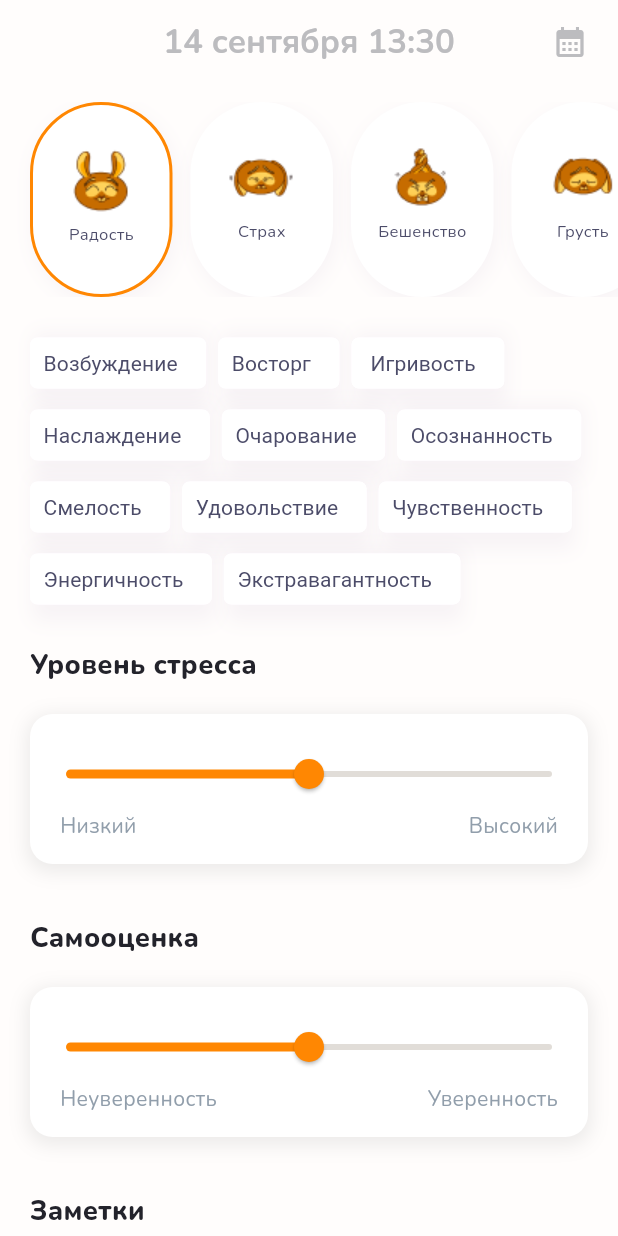
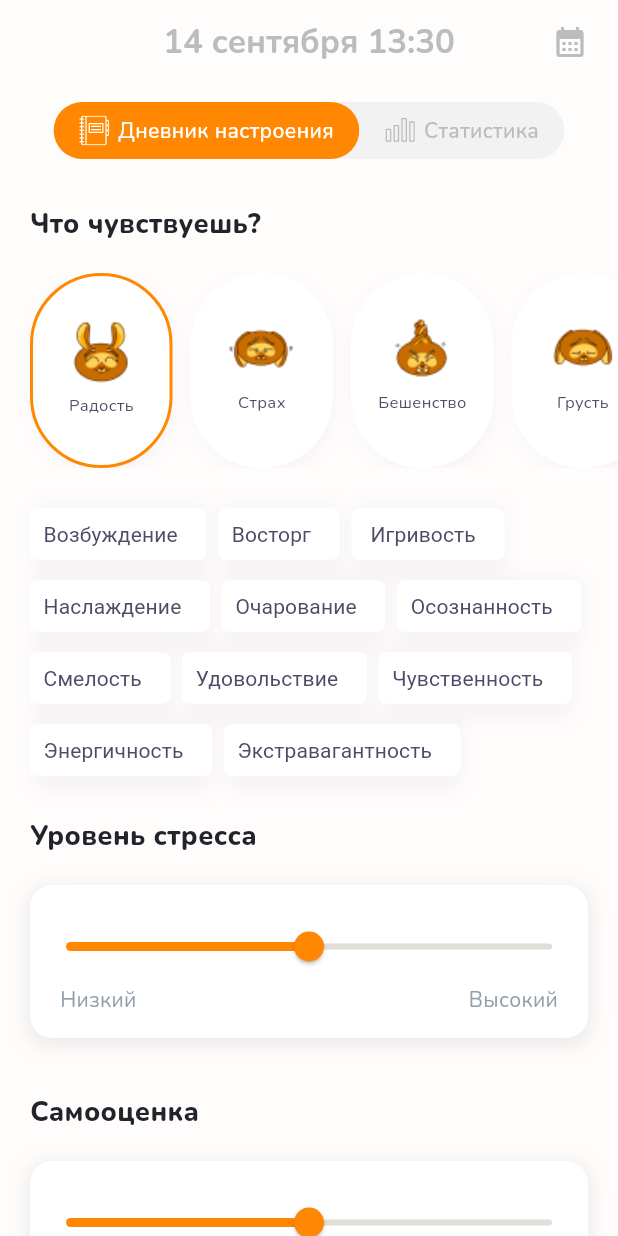
Before and after one commit to abdalrahman2020/test_application, a Flutter app: the screen it shows after launch, after a tap on "Радость", on a phone screen of 412 x 824 dp. Run offline on Flutter 3.47's test engine with Material 3 defaults, Android fonts, the phone set to English and light mode, and no system bars; drawn by our look-alikes of syncfusion_flutter_sliders; our stand-ins replace calendar_date_picker2, flutter_svg, google_fonts; missing offline and left inert: syncfusion_flutter_core.

```diff
--- /dev/null
+++ b/lib/pages/calendar/components/components.dart
@@ -0,0 +1,2 @@
+export 'calendar_config.dart';
+export 'row_days_of_week.dart';
--- a/lib/pages/home/components/base_slider.dart
+++ b/lib/pages/home/components/base_slider.dart
@@ -23,12 +23,13 @@ class _BaseSliderState extends State<BaseSlider> {
   double currentSliderValue = 2.5;
   @override
   Widget build(BuildContext context) {
-    return Column(
+    return Padding(
+      padding: const EdgeInsets.symmetric(horizontal: 20),
+      child: Column(
         crossAxisAlignment: CrossAxisAlignment.start,
+        mainAxisSize: MainAxisSize.min,
         children: [
-        Padding(
-          padding: const EdgeInsets.only(left: 20),
-          child: Text(
+          Text(
             widget.title,
             style: GoogleFonts.nunito(
                 textStyle: const TextStyle(
@@ -37,12 +38,8 @@ class _BaseSliderState extends State<BaseSlider> {
               color: Color.fromRGBO(35, 35, 43, 1),
             )),
           ),
-        ),
           const SizedBox(height: 20),
           Container(
-          margin: const EdgeInsets.symmetric(horizontal: 20),
-          height: 100,
-          width: double.infinity,
             decoration: BoxDecoration(
               color: Colors.white,
               borderRadius: BorderRadius.circular(15),
@@ -61,12 +58,17 @@ class _BaseSliderState extends State<BaseSlider> {
                 const SizedBox(height: 16),
                 SizedBox(
                   width: double.infinity,
-                child: Expanded(
+                  height: 50,
                   child: SfSliderTheme(
                     data: SfSliderThemeData(
+                      disabledInactiveTrackColor: widget.isEmotionSelected
+                          ? const Color.fromRGBO(255, 135, 2, 1)
+                          : const Color.fromRGBO(225, 221, 216, 1),
                       disabledActiveTrackColor: widget.isEmotionSelected
                           ? const Color.fromRGBO(255, 135, 2, 1)
                           : const Color.fromRGBO(225, 221, 216, 1),
+                      inactiveTrackHeight: 6,
+                      activeTrackHeight: 6,
                       thumbRadius: 12,
                       tickOffset: const Offset(0, -22),
                       tickSize: const Size(2, 8),
@@ -75,6 +77,7 @@ class _BaseSliderState extends State<BaseSlider> {
                           : const Color.fromRGBO(225, 221, 216, 1),
                     ),
                     child: SfSlider(
+                      key: UniqueKey(),
                       min: 0,
                       max: 5.0,
                       stepSize: 1,
@@ -121,9 +124,8 @@ class _BaseSliderState extends State<BaseSlider> {
                     ),
                   ),
                 ),
-              ),
                 Padding(
-                padding: const EdgeInsets.symmetric(horizontal: 20),
+                  padding: const EdgeInsets.symmetric(horizontal: 20).copyWith(bottom: 16),
                   child: Row(
                     mainAxisAlignment: MainAxisAlignment.spaceBetween,
                     children: [
@@ -155,6 +157,7 @@ class _BaseSliderState extends State<BaseSlider> {
           ),
           const SizedBox(height: 36),
         ],
+      ),
     );
   }
 }
--- a/lib/pages/home/view/home_page.dart
+++ b/lib/pages/home/view/home_page.dart
@@ -4,6 +4,7 @@ import 'package:intl/intl.dart';
 import 'dart:async';
 import 'package:intl/date_symbol_data_local.dart';
 import 'package:test_application/pages/calendar/calendar.dart';
+import 'package:test_application/pages/calendar/view/calendar_page.dart';
 import 'package:test_application/pages/home/components/components.dart';
 
 class HomePage extends StatefulWidget {
@@ -87,6 +88,21 @@ class _HomePageState extends State<HomePage> {
           crossAxisAlignment: CrossAxisAlignment.start,
           children: [
             const SizedBox(height: 12),
+            const ToggleButtonHeading(),
+            const SizedBox(height: 30),
+            Padding(
+              padding: const EdgeInsets.only(left: 20),
+              child: Text(
+                'Что чувствуешь?',
+                style: GoogleFonts.nunito(
+                    textStyle: const TextStyle(
+                  fontSize: 18,
+                  fontWeight: FontWeight.w800,
+                  color: Color.fromRGBO(35, 35, 43, 1),
+                )),
+              ),
+            ),
+            const SizedBox(height: 20),
             RowEmotionList(onEmotionSelected: _onEmotionSelected),
             const SizedBox(height: 20),
             BaseSlider(
--- a/lib/ui/theme/app_theme.dart
+++ b/lib/ui/theme/app_theme.dart
@@ -1,5 +1,8 @@
 import 'package:flutter/material.dart';
 
 class AppTheme {
-  static ThemeData lightTheme = ThemeData();
+  static ThemeData lightTheme = ThemeData(
+      appBarTheme: const AppBarTheme(
+    surfaceTintColor: Colors.transparent,
+  ));
 }
--- a/pubspec.yaml
+++ b/pubspec.yaml
@@ -37,6 +37,7 @@ dependencies:
   syncfusion_flutter_core: ^26.2.14
   shared_preferences: ^2.3.2
   table_calendar: ^3.1.2
+  calendar_date_picker2: ^1.1.7
   # The following adds the Cupertino Icons font to your application.
   # Use with the CupertinoIcons class for iOS style icons.
   cupertino_icons: ^1.0.6
```
Also changed, not shown: lib/pages/calendar/components/calendar_config.dart (added, +124 -0 lines), lib/pages/calendar/components/row_days_of_week.dart (added, +33 -0 lines), lib/pages/calendar/view/calendar_page.dart (+49 -91 lines), pubspec.lock. Lines whose indentation alone changed are shown as unchanged.
